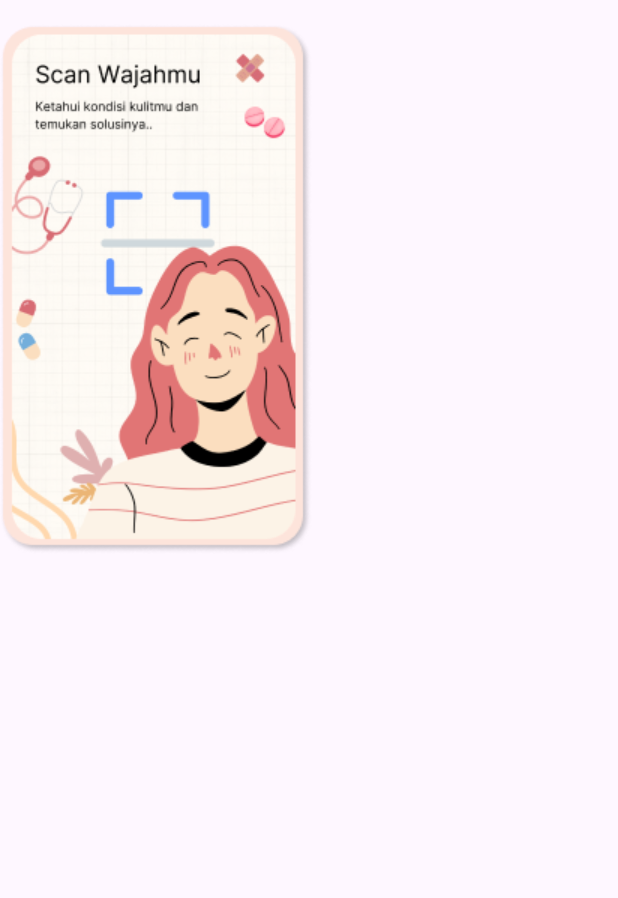
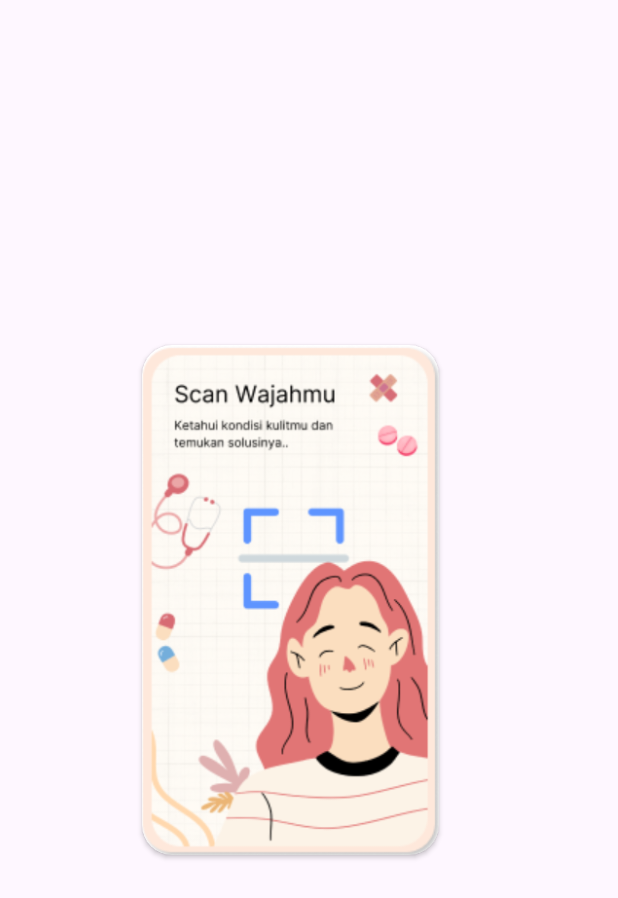
Before and after one commit to SkinSavvy-DevTeam/SkinSavvy-Mobile, an Android app: the layout carousel_poster_layout.xml on its own in the app's theme, with its tools: preview values and no code run, on a phone screen of 412 x 824 dp. Shown: the top 898 px of the screen. Run offline under Robolectric (Android 15) with nearby library versions, the phone set to English and light mode, and no system bars.

Commit message:
homepage carousel

```diff
--- a/app/src/main/AndroidManifest.xml
+++ b/app/src/main/AndroidManifest.xml
@@ -23,10 +23,10 @@
             android:name=".ArticleTipsActivity"
             android:exported="false"/>
         <activity
-            android:name=".MainActivity"
+            android:name=".CameraXActivity"
             android:exported="false" />
         <activity
-            android:name=".CameraXActivity"
+            android:name=".MainActivity"
             android:exported="true">
             <intent-filter>
                 <action android:name="android.intent.action.MAIN" />
--- a/app/src/main/res/layout/carousel_poster_layout.xml
+++ b/app/src/main/res/layout/carousel_poster_layout.xml
@@ -1,18 +1,28 @@
 <?xml version="1.0" encoding="utf-8"?>
-<androidx.constraintlayout.widget.ConstraintLayout xmlns:android="http://schemas.android.com/apk/res/android"
+<androidx.cardview.widget.CardView xmlns:android="http://schemas.android.com/apk/res/android"
+    xmlns:card_view="http://schemas.android.com/apk/res-auto"
     xmlns:tools="http://schemas.android.com/tools"
-    android:layout_width="match_parent"
-    android:layout_height="match_parent"
-    android:layout_marginVertical="16dp"
-    android:layout_gravity="center">
+    android:layout_width="198dp"
+    android:layout_height="340dp"
+    android:layout_marginTop="16dp"
+    android:layout_marginBottom="28dp"
+    android:layout_marginEnd="12dp"
+    android:layout_gravity="center"
+    card_view:cardCornerRadius="20dp">
+
+    <androidx.constraintlayout.widget.ConstraintLayout
+        android:layout_width="match_parent"
+        android:layout_height="wrap_content">
 
     <ImageView
-        android:id="@+id/iv_first_poster"
-        android:layout_width="wrap_content"
-        android:layout_height="wrap_content"
-        android:elevation="6dp"
+        android:id="@+id/iv_carousel_image"
+        android:layout_width="200dp"
+        android:layout_height="344dp"
+        android:scaleType="centerCrop"
         tools:srcCompat="@drawable/image_carousel_1"
         tools:ignore="MissingConstraints"
         android:contentDescription="@string/app_name" />
 
-</androidx.constraintlayout.widget.ConstraintLayout>
+    </androidx.constraintlayout.widget.ConstraintLayout>
+
+</androidx.cardview.widget.CardView>
```
Also changed, not shown: app/src/main/java/com/myapp/skinsavvy/MainActivity.kt (+36 -7 lines), app/src/main/java/com/myapp/skinsavvy/adapter/CarouselAdapter.kt (+52 -1 lines), app/src/main/java/com/myapp/skinsavvy/data/pref/DataModel.kt (added, +7 -0 lines), app/src/main/res/layout/activity_main.xml (+18 -14 lines), app/src/main/res/layout/carousel_item_layout.xml (+5 -4 lines), 1 other file.
